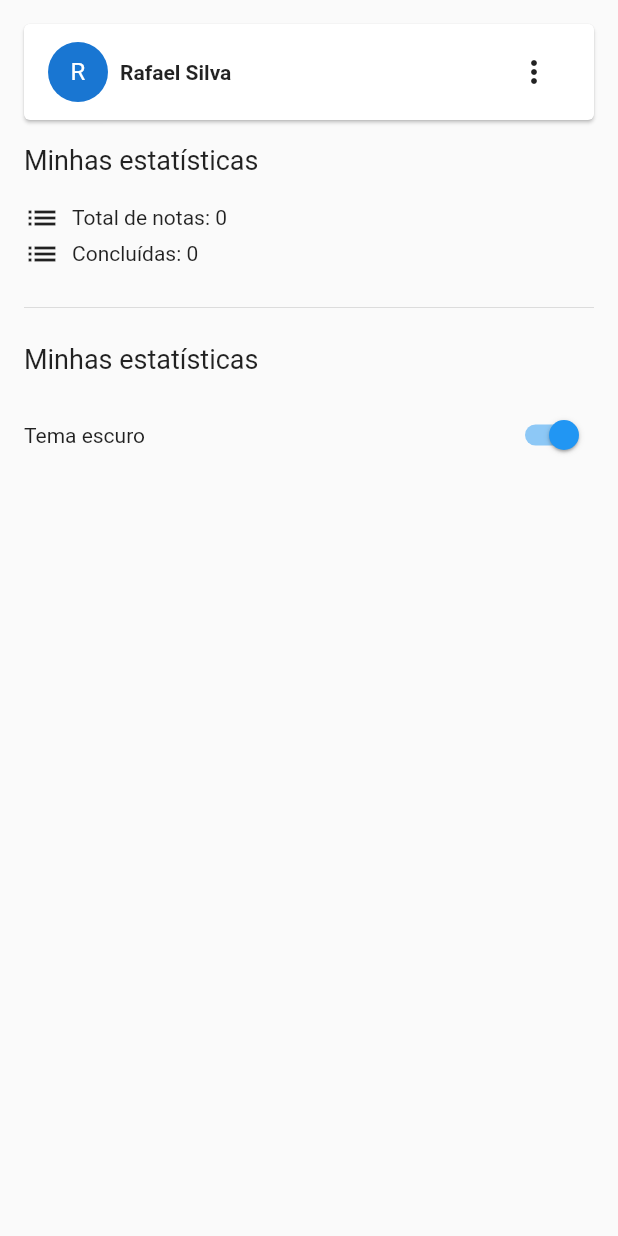
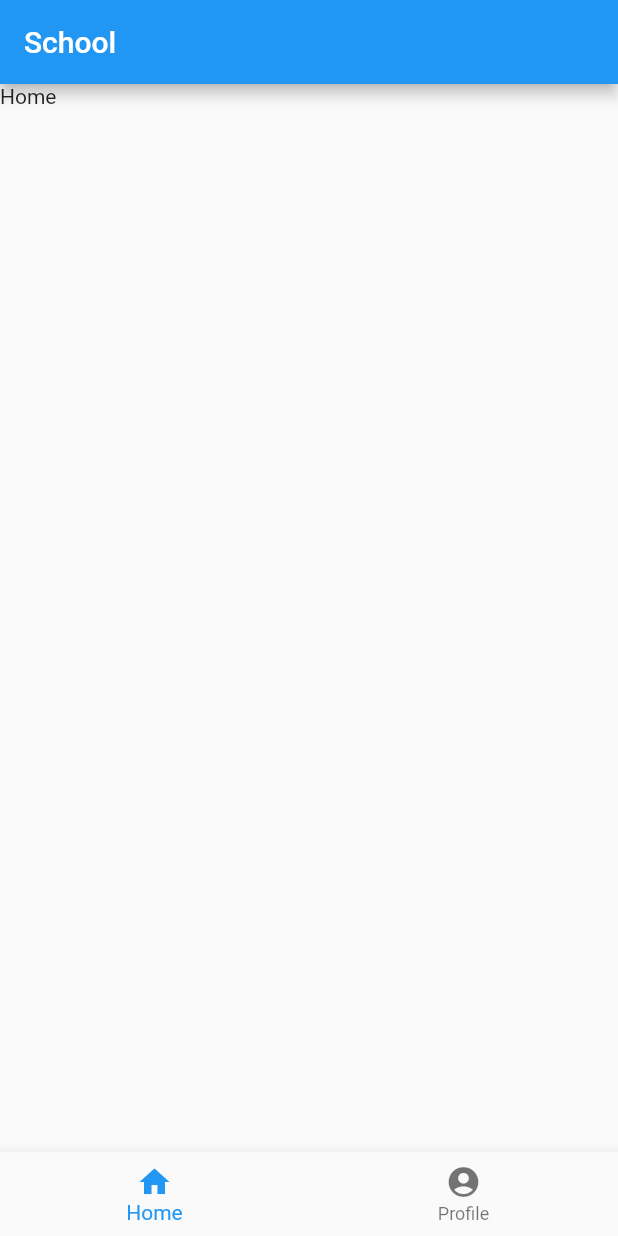
Before and after one commit to rafagets/school, a Flutter app: the screen it shows after launch, on a phone screen of 412 x 824 dp. Run offline on Flutter 3.47's test engine with Material 2 defaults, Android fonts, the light colour scheme and no system bars.

Commit message:
add components to project

```diff
--- a/lib/app_widget.dart
+++ b/lib/app_widget.dart
@@ -1,66 +1,15 @@
 import 'package:flutter/material.dart';
+
+import 'scenes/home/homepage.dart';
 
 class MyApp extends StatelessWidget {
   const MyApp({super.key});
 
   @override
   Widget build(BuildContext context) {
-    return MaterialApp(
+    return const MaterialApp(
       title: 'School',
-      home: Scaffold(
-        body: Container(
-          padding: const EdgeInsets.all(16),
-          child: Column(crossAxisAlignment: CrossAxisAlignment.start, children: [
-            Card(
-              margin: const EdgeInsets.all(0),
-              child: Padding(
-                padding: const EdgeInsets.symmetric(horizontal: 16, vertical: 8),
-                child: Row(children: [
-                  const CircleAvatar(child: Text('R')),
-                  const SizedBox(width: 8),
-                  const Text('Rafael Silva', style: TextStyle(fontWeight: FontWeight.bold)),
-                  const Spacer(),
-                  IconButton(
-                    icon: const Icon(Icons.more_vert),
-                    onPressed: () {},
-                  )
-                ]),
-              ),
-            ),
-            const SizedBox(height: 16),
-            const Text(
-              'Minhas estatísticas',
-              style: TextStyle(fontSize: 18),
-            ),
-            const SizedBox(height: 16),
-            const Row(children: [
-              Icon(Icons.list),
-              SizedBox(width: 8),
-              Text('Total de notas: '),
-              Text('0'),
-            ]),
-            const Row(children: [
-              Icon(Icons.list),
-              SizedBox(width: 8),
-              Text('Concluídas: '),
-              Text('0'),
-            ]),
-            const SizedBox(height: 16),
-            const Divider(),
-            const SizedBox(height: 16),
-            const Text(
-              'Minhas estatísticas',
-              style: TextStyle(fontSize: 18),
-            ),
-            const SizedBox(height: 16),
-            Row(children: [
-              const Text('Tema escuro'),
-              const Spacer(),
-              Switch(value: true, onChanged: (val) {}),
-            ])
-          ]),
-        ),
-      ),
+      home: HomePage(),
     );
   }
 }
--- /dev/null
+++ b/lib/scenes/home/homepage.dart
@@ -0,0 +1,37 @@
+// ignore_for_file: no_leading_underscores_for_local_identifiers, unused_local_variable
+
+import 'package:flutter/material.dart';
+
+class HomePage extends StatelessWidget {
+  const HomePage({super.key});
+
+  @override
+  Widget build(BuildContext context) {
+    final List<BottomNavigationBarItem> _tabs = [
+      const BottomNavigationBarItem(
+        icon: Icon(Icons.home),
+        label: 'Home',
+      ),
+      const BottomNavigationBarItem(
+        icon: Icon(Icons.account_circle),
+        label: 'Profile',
+      ),
+    ];
+
+    final List<Widget> _content = [
+      const Text('Home'),
+      const Text('Profile'),
+    ];
+
+    return Scaffold(
+      appBar: AppBar(
+        title: const Text('School'),
+      ),
+      body: _content.elementAt(0),
+      bottomNavigationBar: BottomNavigationBar(
+        currentIndex: 0,
+        items: _tabs,
+      ),
+    );
+  }
+}
```
Also changed, not shown: lib/components/icon_button_component.dart (added, +26 -0 lines), lib/components/spacer_component.dart (added, +22 -0 lines), lib/scenes/home/tabs/profile_tab.dart (added, +67 -0 lines).
